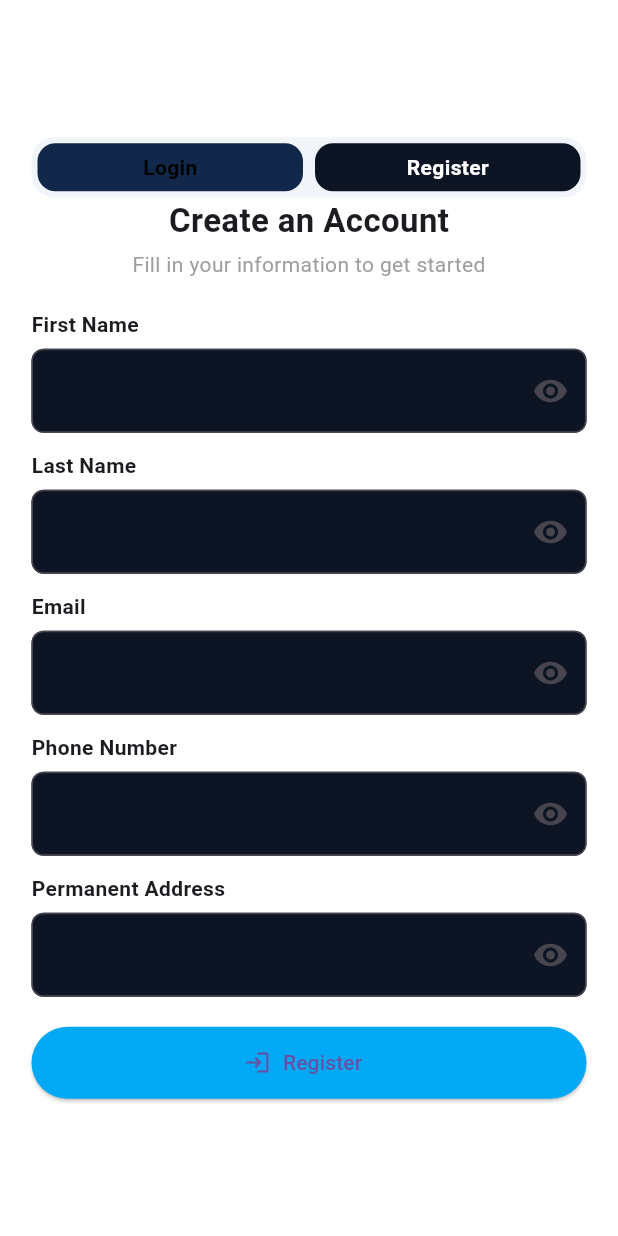
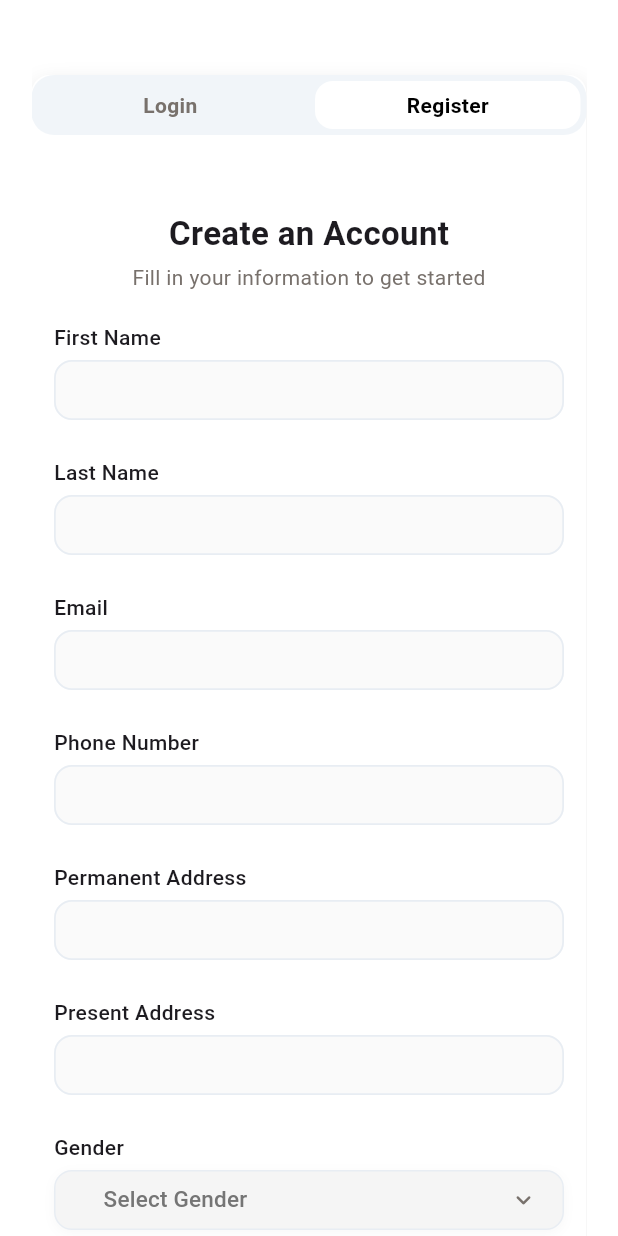
Before and after one commit to MTS-Services/MTS-App, a Flutter app: the LoginRegisterScreen screen opened directly, after a tap on "Register", on a phone screen of 412 x 824 dp. Run offline on Flutter 3.47's test engine with Material 3 defaults, Android fonts, the phone set to English and light mode, and no system bars; drawn by our look-alikes of dropdown_button2; our stand-ins replace get, iconsax, pie_chart; network calls fail.

Commit message:
update Login

```diff
--- a/lib/core/color_path.dart
+++ b/lib/core/color_path.dart
@@ -11,4 +11,6 @@ class AppColor {
   static const Color fontGreyColor = Color(0xff78716C);
   static const Color shadeBackgroundColor = Color(0xff78716C);
   static const Color buttonBackgroundColor = Color(0xfff1f5f9);
+  static const Color textFieldBackgroundColor = Color(0xffFAFAFA);
+  static const Color loginPageBorderColor = Color(0xffe8edf3);
 }
--- a/lib/mts_app.dart
+++ b/lib/mts_app.dart
@@ -39,7 +39,7 @@ class MtsApp extends StatelessWidget {
           ),
           iconTheme: const IconThemeData(color: Colors.white),
         ),
-        home: const LoginRegisterScreen(),
+        home: const HomeScreen(),
       ),
     );
   }
--- a/lib/src/common widgets/custom_drawer.dart
+++ b/lib/src/common widgets/custom_drawer.dart
@@ -5,6 +5,7 @@ import 'package:mts_app/core/image_path.dart';
 import 'package:mts_app/src/controller/theme_controller.dart';
 import 'package:mts_app/src/view/screen/home_screen.dart';
 import 'package:mts_app/src/common%20widgets/custom_drawer_icons.dart';
+import 'package:mts_app/src/view/screen/login_register_screen.dart';
 
 class AppDrawer extends StatelessWidget {
   const AppDrawer({super.key});
@@ -62,6 +63,13 @@ class AppDrawer extends StatelessWidget {
               Get.to(() {});
             },
           ),
+          CustomDrawerIcon(
+            title: 'Log Out',
+            icon: Icon(Iconsax.logout),
+            onTap: () {
+              Get.to(() => LoginRegisterScreen());
+            },
+          ),
         ],
       ),
     );
--- a/lib/src/view/screen/login_register_screen.dart
+++ b/lib/src/view/screen/login_register_screen.dart
@@ -1,9 +1,9 @@
 import 'package:flutter/material.dart';
 import 'package:get/get.dart';
-import 'package:get/get_core/src/get_main.dart';
 import 'package:mts_app/core/color_path.dart';
 import '../../controller/theme_controller.dart';
-import '../widget/custom_textfield.dart';
+import '../widget/login_form.dart';
+import '../widget/registration_form.dart';
 class LoginRegisterScreen extends StatefulWidget {
   const LoginRegisterScreen({super.key});
   @override
@@ -20,14 +20,26 @@ class _LoginRegisterScreenState extends State<LoginRegisterScreen> {
     return Obx((){
       final isDark = themeController.isDark.value;
       return Scaffold(
-        body: Center(
-          child: Container(
+        body: SafeArea(
+          child: Center(
+            child: SingleChildScrollView(
+              child: Column(
+                children: [
+                  SizedBox(height: 50,
+                  ),
+                  Container(//i need shadow on this container
                     width: 370,
                     decoration: BoxDecoration(
-              color:isDark ? AppColor.salesComment : Colors.white,
+                      color: isDark ? AppColor.salesComment : Colors.white,
                       borderRadius: BorderRadius.circular(12),
+                      boxShadow: [
+                        BoxShadow(
+                          color: Colors.grey.shade300,
+                          blurRadius: 12,
+                          offset: const Offset(0, 6),
                         ),
-            child: SingleChildScrollView(
+                      ],
+                    ),
                     child: Column(
                       children: [
                         Container(
@@ -45,14 +57,14 @@ class _LoginRegisterScreenState extends State<LoginRegisterScreen> {
                                     child: Container(
                                       padding: const EdgeInsets.symmetric(vertical: 6),
                                       decoration: BoxDecoration(
-                                  color: AppColor.salesComment,
+                                        color: isDark ? (isLogin ?  AppColor.background : Colors.white) : (isLogin ?  Colors.white : AppColor.buttonBackgroundColor),
                                         borderRadius: BorderRadius.circular(12),
                                       ),
                                       alignment: Alignment.center,
                                       child: Text(
                                         'Login',
                                         style: TextStyle(
-                                    color: isLogin ? Colors.white : Colors.black,
+                                          color: isDark ? (isLogin ? Colors.white : Colors.black) : (isLogin ? Colors.black : AppColor.fontGreyColor),
                                           fontWeight: FontWeight.bold,
                                         ),
                                       ),
@@ -69,16 +81,14 @@ class _LoginRegisterScreenState extends State<LoginRegisterScreen> {
                                       padding: const EdgeInsets.symmetric(vertical: 6),
                                       decoration: BoxDecoration(
                                         color:
-                                  isLogin
-                                      ? Colors.white
-                                      : const Color(0xFF0D1525),
+                                        isDark ? (isLogin ? Colors.white : AppColor.background) : (isLogin ? AppColor.buttonBackgroundColor : Colors.white),
                                         borderRadius: BorderRadius.circular(12),
                                       ),
                                       alignment: Alignment.center,
                                       child: Text(
                                         'Register',
                                         style: TextStyle(
-                                    color: isLogin ? Colors.black : Colors.white,
+                                          color: isDark ? (isLogin ? Colors.black : Colors.white) : (isLogin ? AppColor.fontGreyColor : Colors.black),
                                           fontWeight: FontWeight.bold,
                                         ),
                                       ),
@@ -86,6 +96,7 @@ class _LoginRegisterScreenState extends State<LoginRegisterScreen> {
                                   ),
                                 ),
                               ),
+                              SizedBox(height: 12),
                             ],
                           ),
                         ),
@@ -102,12 +113,16 @@ class _LoginRegisterScreenState extends State<LoginRegisterScreen> {
                                   minimumSize: const Size(double.infinity, 48),
                                 ),
                                 onPressed: () {},
-                          icon: const Icon(Icons.login),
-                          label: Text(isLogin ? 'Sign In' : 'Register'),
+                                icon: const Icon(Icons.login,color: Colors.white,),
+                                label: Text(isLogin ? 'Sign In' : 'Register', style: TextStyle(color: Colors.white),),
                               ),
                             ],
                           ),
-                  )
+                        ),
+                        SizedBox(height: 40),
+                      ],
+                    ),
+                  ),
                 ],
               ),
             ),
@@ -117,119 +132,3 @@ class _LoginRegisterScreenState extends State<LoginRegisterScreen> {
     });
   }
 }
-
-class LoginForm extends StatelessWidget {
-  const LoginForm({super.key});
-
-  @override
-  Widget build(BuildContext context) {
-    return Padding(
-      padding: const EdgeInsets.all(30),
-      child: Column(
-        crossAxisAlignment: CrossAxisAlignment.start,
-        children: [
-          const Center(
-            child: Column(
-              children: [
-                Text(
-                  'Welcome Back',
-                  style: TextStyle(fontSize: 24, fontWeight: FontWeight.bold),
-                ),
-                SizedBox(height: 4),
-                Padding(
-                  padding: EdgeInsets.symmetric(horizontal: 25),
-                  child: Text(
-                    'Enter your credentials to access your account',
-                    textAlign: TextAlign.center,
-                    style: TextStyle(color: AppColor.fontGreyColor),
-                  ),
-                ),
-              ],
-            ),
-          ),
-          const SizedBox(height: 20),
-          const Text('Email', style: TextStyle(fontWeight: FontWeight.bold)),
-          const SizedBox(height: 6),
-          CustomTextField(),
-          const SizedBox(height: 16),
-          const Text('Password', style: TextStyle(fontWeight: FontWeight.bold)),
-          const SizedBox(height: 6),
-          CustomTextField(),
-          Row(
-            mainAxisAlignment: MainAxisAlignment.spaceBetween,
-            children: [
-              Row(
-                children: [
-                  Checkbox(value: false, onChanged: (v) {}),
-                  const Text('Remember me'),
-                ],
-              ),
-              TextButton(
-                onPressed: () {},
-                child: const Text(
-                  'Forgot password?',
-                  style: TextStyle(color: Colors.lightBlue),
-                ),
-              ),
-            ],
-          ),
-          const SizedBox(height: 12),
-        ],
-      ),
-    );
-  }
-}
-class RegisterForm extends StatelessWidget {
-  const RegisterForm({super.key});
-
-  @override
-  Widget build(BuildContext context) {
-    return Column(
-      crossAxisAlignment: CrossAxisAlignment.start,
-      children: [
-        const Center(
-          child: Column(
-            children: [
-              Text(
-                'Create an Account',
-                style: TextStyle(fontSize: 22, fontWeight: FontWeight.bold),
-              ),
-              SizedBox(height: 4),
-              Text(
-                'Fill in your information to get started',
-                textAlign: TextAlign.center,
-                style: TextStyle(color: Colors.grey),
-              ),
-            ],
-          ),
-        ),
-        const SizedBox(height: 20),
-        const Text('First Name', style: TextStyle(fontWeight: FontWeight.bold)),
-        const SizedBox(height: 6),
-        CustomTextField(),
-        const SizedBox(height: 12),
-        const Text('Last Name', style: TextStyle(fontWeight: FontWeight.bold)),
-        const SizedBox(height: 6),
-        CustomTextField(),
-        const SizedBox(height: 12),
-        const Text('Email', style: TextStyle(fontWeight: FontWeight.bold)),
-        const SizedBox(height: 6),
-        CustomTextField(),
-        const SizedBox(height: 12),
-        const Text(
-          'Phone Number',
-          style: TextStyle(fontWeight: FontWeight.bold),
-        ),
-        const SizedBox(height: 6),
-        CustomTextField(),
-        const SizedBox(height: 12),
-        const Text(
-          'Permanent Address',
-          style: TextStyle(fontWeight: FontWeight.bold),
-        ),
-        const SizedBox(height: 6),
-        CustomTextField(),
-      ],
-    );
-  }
-}
--- /dev/null
+++ b/lib/src/view/widget/custom_dropdown.dart
@@ -0,0 +1,105 @@
+import 'package:dropdown_button2/dropdown_button2.dart';
+import 'package:flutter/material.dart';
+import 'package:mts_app/core/color_path.dart';
+class CustomDropdownButton extends StatefulWidget {
+  final String listType;
+  final List<String> itemList;
+
+  const CustomDropdownButton({
+    super.key,
+    required this.itemList,
+    required this.listType,
+  });
+
+  @override
+  State<CustomDropdownButton> createState() => _CustomDropdownButtonState();
+}
+
+class _CustomDropdownButtonState extends State<CustomDropdownButton> {
+  String? selectedItem;
+
+  @override
+  Widget build(BuildContext context) {
+    return Padding(
+      padding: const EdgeInsets.only(top: 5,bottom: 25),
+      child: DropdownButtonHideUnderline(
+        child: DropdownButton2<String>(
+          isExpanded: true,
+          value: selectedItem,
+          hint: Text(
+            widget.listType,
+            style: TextStyle(
+              fontSize: 15,
+              fontWeight: FontWeight.w500,
+              color: Colors.grey.shade600,
+            ),
+          ),
+          items: widget.itemList
+              .map((item) => DropdownMenuItem(
+            value: item,
+            child: Text(
+              item,
+              style: const TextStyle(
+                fontSize: 15,
+                color: Colors.black87,
+              ),
+            ),
+          ))
+              .toList(),
+          onChanged: (value) {
+            setState(() {
+              selectedItem = value;
+            });
+          },
+          iconStyleData: IconStyleData(
+            icon:  Icon(Icons.keyboard_arrow_down_rounded),
+            iconSize: 20,
+            iconEnabledColor: AppColor.fontGreyColor,
+          ),
+          dropdownStyleData: DropdownStyleData(
+            maxHeight: 300,
+            decoration: BoxDecoration(
+              color: Colors.white,
+              borderRadius: BorderRadius.circular(12),
+              boxShadow: [
+                BoxShadow(
+                  color: Colors.black.withOpacity(0.05),
+                  blurRadius: 10,
+                  offset: const Offset(0, 4),
+                ),
+              ],
+            ),
+            scrollbarTheme: ScrollbarThemeData(
+              thumbColor: WidgetStateProperty.all(
+                AppColor.fontGreyColor.withOpacity(0.7),
+              ),
+              radius: const Radius.circular(8),
+            ),
+          ),
+          buttonStyleData: ButtonStyleData(
+            height: 40,
+            padding: const EdgeInsets.symmetric(horizontal: 16),
+            decoration: BoxDecoration(
+              color: Colors.grey.shade100,
+              borderRadius: BorderRadius.circular(12),
+              border: Border.all(
+                color: AppColor.loginPageBorderColor,
+                width: 1,
+              ),
+              boxShadow: [
+                BoxShadow(
+                  color: Colors.black.withOpacity(0.03),
+                  blurRadius: 6,
+                  offset: const Offset(0, 2),
+                ),
+              ],
+            ),
+          ),
+          menuItemStyleData: const MenuItemStyleData(
+            padding: EdgeInsets.symmetric(horizontal: 16, vertical: 12),
+          ),
+        ),
+      ),
+    );
+  }
+}
--- a/lib/src/view/widget/custom_textfield.dart
+++ b/lib/src/view/widget/custom_textfield.dart
@@ -1,36 +1,56 @@
 import 'package:flutter/material.dart';
+import 'package:get/get.dart';
+import 'package:get/get_core/src/get_main.dart';
 import 'package:mts_app/core/color_path.dart';
+
+import '../../controller/theme_controller.dart';
 
 class CustomTextField extends StatelessWidget {
   final String? labelText;
   final Function()? onTap;
+  final Widget? suffixIcon;
 
   const CustomTextField({
     super.key,
-    this.labelText, this.onTap,
+    this.labelText, this.onTap, this.suffixIcon,
   });
 
   @override
   Widget build(BuildContext context) {
-    return TextField(
+    final themeController = Get.put(ThemeController());
+    return Obx(() {
+      final isDark = themeController.isDark.value;
+      return Padding(
+        padding: const EdgeInsets.only(top: 5, bottom: 25),
+        child: SizedBox(
+          height: 40,
+          child: TextField(
             obscureText: true,
             decoration: InputDecoration(
               labelText: labelText,
-        suffixIcon: const Icon(Icons.visibility),
+              suffixIcon: suffixIcon,
               filled: true,
-        fillColor: const Color(0xFF0D1525),
-        border: OutlineInputBorder(
-          borderRadius: BorderRadius.circular(8),
+              fillColor: isDark ? AppColor.background : AppColor.textFieldBackgroundColor,
+              enabledBorder: OutlineInputBorder(
+                borderRadius: BorderRadius.circular(12),
+                borderSide: BorderSide(
+                  color: AppColor.loginPageBorderColor,
+                  width: 1.2,
+                ),
               ),
               focusedBorder: OutlineInputBorder(
-          borderRadius: BorderRadius.circular(8),
-          borderSide: const BorderSide(
-            color: AppColor.blue, // Focused border color
+                borderRadius: BorderRadius.circular(12),
+                borderSide:  BorderSide(
+                  color: AppColor.loginPageBorderColor,
                   width: 2.0,
                 ),
               ),
+              contentPadding: const EdgeInsets.symmetric(horizontal: 12, vertical: 12),
             ),
             onTap: onTap,
+          ),
+        ),
       );
+    });
   }
 }
--- /dev/null
+++ b/lib/src/view/widget/login_form.dart
@@ -0,0 +1,83 @@
+import 'package:flutter/material.dart';
+import 'package:get/get.dart';
+import 'package:get/get_core/src/get_main.dart';
+
+import '../../../core/color_path.dart';
+import '../../controller/theme_controller.dart';
+import 'custom_textfield.dart';
+
+class LoginForm extends StatefulWidget {
+  const LoginForm({super.key});
+
+  @override
+  State<LoginForm> createState() => _LoginFormState();
+}
+
+class _LoginFormState extends State<LoginForm> {
+  bool ischeck  = false;
+  @override
+  Widget build(BuildContext context) {
+    final themeController = Get.put(ThemeController());
+    return Obx(() {
+      final isDark = themeController.isDark.value;
+      return Padding(
+        padding: const EdgeInsets.all(30),
+        child: Column(
+          crossAxisAlignment: CrossAxisAlignment.start,
+          children: [
+            Center(
+              child: Column(
+                children: [
+                  const Text(
+                    'Welcome Back',
+                    style: TextStyle(fontSize: 24, fontWeight: FontWeight.bold),
+                  ),
+                  const SizedBox(height: 4),
+                  Padding(
+                    padding: const EdgeInsets.symmetric(horizontal: 25),
+                    child: Text(
+                      'Enter your credentials to access your account',
+                      textAlign: TextAlign.center,
+                      style: TextStyle(color: isDark ? Colors.white : AppColor.fontGreyColor),
+                    ),
+                  ),
+                ],
+              ),
+            ),
+            const SizedBox(height: 20),
+            const Text('Email',),
+            const SizedBox(height: 6),
+            CustomTextField(),
+            const SizedBox(height: 16),
+            const Text('Password',),
+            const SizedBox(height: 6),
+            CustomTextField(suffixIcon: Icon(Icons.remove_red_eye_outlined),),
+            Row(
+              mainAxisAlignment: MainAxisAlignment.spaceBetween,
+              children: [
+                Row(
+                  children: [
+                    Checkbox(value: ischeck, onChanged: (v) {
+                      setState(() {
+                        ischeck = v!;
+                      });
+                    }),
+                    const Text('Remember me'),
+                  ],
+                ),
+                TextButton(
+                  onPressed: () {},
+                  child: const Text(
+                    'Forgot password?',
+                    style: TextStyle(color: Colors.lightBlue),
+                  ),
+                ),
+              ],
+            ),
+            const SizedBox(height: 12),
+          ],
+        ),
+      );
+    });
+  }
+}
--- /dev/null
+++ b/lib/src/view/widget/registration_form.dart
@@ -0,0 +1,135 @@
+import 'package:flutter/material.dart';
+import 'package:get/get.dart';
+import '../../../core/color_path.dart';
+import '../../controller/theme_controller.dart';
+import 'custom_dropdown.dart';
+import 'custom_textfield.dart';
+
+class RegisterForm extends StatelessWidget {
+  const RegisterForm({super.key});
+
+  @override
+  Widget build(BuildContext context) {
+    List<String> genderList = [
+      'Male', 'Female'
+    ];
+    final List<String> bloodGroupList = [
+      'A+',
+      'A-',
+      'B+',
+      'B-',
+      'AB+',
+      'AB-',
+      'O+',
+      'O-',
+    ];
+    final List<String> relationshipStatusList = [
+      'Single',
+      'In a Relationship',
+      'Engaged',
+      'Married',
+      'Separated',
+      'Divorced',
+      'Widowed',
+    ];
+    final List<String> departmentList = [
+      'Plugin',
+      'MERN',
+      'Flutter',
+      'Laravel',
+      'Sales'
+    ];
+    final List<String> religionList = [
+      'Islam',
+      'Christianity',
+      'Hinduism',
+      'Buddhism',
+      'Other',
+    ];
+
+    final themeController = Get.put(ThemeController());
+    return Obx(() {
+      final isDark = themeController.isDark.value;
+    return Padding(
+      padding: const EdgeInsets.symmetric(horizontal: 15),
+      child: Column(
+        crossAxisAlignment: CrossAxisAlignment.start,
+        children: [
+          Center(
+            child: Column(
+              children: [
+                const SizedBox(height: 50),
+                const Text(
+                  'Create an Account',
+                  style: TextStyle(fontSize: 22, fontWeight: FontWeight.bold),
+                ),
+                const SizedBox(height: 4),
+                Text(
+                  'Fill in your information to get started',
+                  textAlign: TextAlign.center,
+                  style: TextStyle(color: isDark ? Colors.white : AppColor.fontGreyColor),
+                ),
+                const SizedBox(height: 20)
+              ],
+            ),
+          ),
+          const Text('First Name', style: TextStyle(fontWeight: FontWeight.w500)),
+          CustomTextField(),
+          const Text('Last Name', style: TextStyle(fontWeight: FontWeight.w500)),
+          CustomTextField(),
+          const Text('Email', style: TextStyle(fontWeight: FontWeight.w500)),
+          CustomTextField(),
+          const Text(
+              'Phone Number', style: TextStyle(fontWeight: FontWeight.w500)
+          ),
+          CustomTextField(),
+          const Text(
+              'Permanent Address', style: TextStyle(fontWeight: FontWeight.w500)
+          ),
+          CustomTextField(),
+          const Text(
+              'Present Address', style: TextStyle(fontWeight: FontWeight.w500)
+          ),
+          CustomTextField(),
+          const Text(
+              'Gender', style: TextStyle(fontWeight: FontWeight.w500)
+          ),
+          CustomDropdownButton(itemList: genderList, listType: 'Select Gender'),
+          const Text(
+              'Blood Group', style: TextStyle(fontWeight: FontWeight.w500)
+          ),
+          CustomDropdownButton(itemList: bloodGroupList, listType: 'Select Blood Group'),
+          const Text(
+              'Relationship Status', style: TextStyle(fontWeight: FontWeight.w500)
+          ),
+          CustomDropdownButton(itemList: relationshipStatusList, listType: 'Select :Relationship'),
+          const Text(
+              'Department', style: TextStyle(fontWeight: FontWeight.w500)
+          ),
+          CustomDropdownButton(itemList: departmentList, listType: 'Select Department'),
+          const Text(
+              'Religion', style: TextStyle(fontWeight: FontWeight.w500)
+          ),
+          CustomDropdownButton(itemList: religionList, listType: 'Select Religion'),
+          const Text(
+              'Guardian Relation', style: TextStyle(fontWeight: FontWeight.w500)
+          ),
+          CustomTextField(),
+          const Text(
+              'Education', style: TextStyle(fontWeight: FontWeight.w500)
+          ),
+          CustomTextField(),
+          const Text(
+              'Password', style: TextStyle(fontWeight: FontWeight.w500)
+          ),
+          CustomTextField(suffixIcon: Icon(Icons.remove_red_eye_outlined),),
+          const Text(
+              'Confirm Password', style: TextStyle(fontWeight: FontWeight.w500)
+          ),
+          CustomTextField(suffixIcon: Icon(Icons.remove_red_eye_outlined),),
+        ],
+      ),
+    );
+    });
+  }
+}
--- a/pubspec.yaml
+++ b/pubspec.yaml
@@ -37,6 +37,7 @@ dependencies:
   iconsax: ^0.0.8
   get: ^4.7.2
   pie_chart: ^5.1.0
+  dropdown_button2: ^2.3.9
 
 dev_dependencies:
   flutter_test:
```
Also changed, not shown: lib/src/model/model/model.dart (deleted), pubspec.lock. Lines whose indentation alone changed are shown as unchanged.
